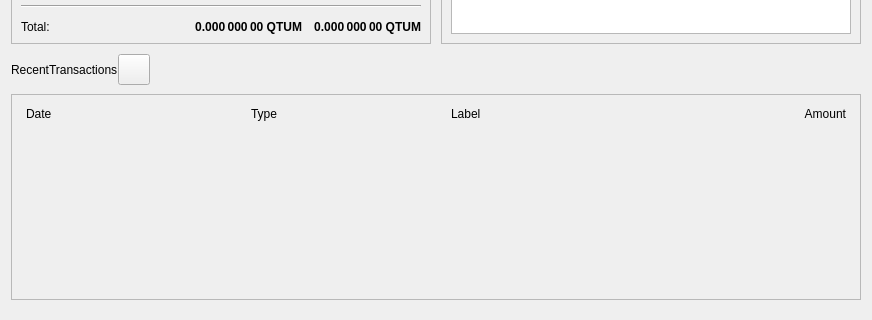
Before: the Qt Designer form src/qt/forms/overviewpage.ui in qtumproject/qtum, drawn with Qt 5; both pictures show x 0 to 872 and y 200 to 520 of the 872 by 520 pixel window.
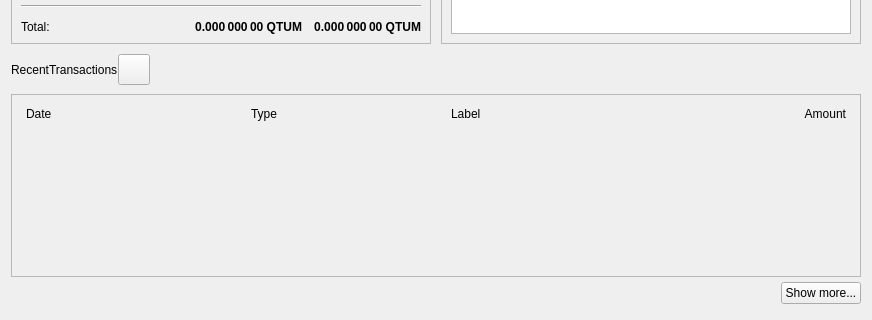
After: the same form once the commit is applied. Icons and pictures are not drawn.

What changed in the file:
```diff
--- a/src/qt/forms/overviewpage.ui
+++ b/src/qt/forms/overviewpage.ui
@@ -697,20 +697,34 @@
       </widget>
      </item>
      <item>
-      <spacer name="verticalSpacer_2">
+      <layout class="QHBoxLayout" name="horizontalLayout">
+       <property name="topMargin">
+        <number>5</number>
+       </property>
+       <property name="bottomMargin">
+        <number>5</number>
+       </property>
+       <item>
+        <spacer name="horizontalSpacer_6">
        <property name="orientation">
-        <enum>Qt::Vertical</enum>
-       </property>
-       <property name="sizeType">
-        <enum>QSizePolicy::Expanding</enum>
+          <enum>Qt::Horizontal</enum>
        </property>
        <property name="sizeHint" stdset="0">
         <size>
-         <width>20</width>
-         <height>40</height>
+           <width>40</width>
+           <height>20</height>
         </size>
        </property>
       </spacer>
+       </item>
+       <item>
+        <widget class="QPushButton" name="showMoreButton">
+         <property name="text">
+          <string>Show more...</string>
+         </property>
+        </widget>
+       </item>
+      </layout>
      </item>
     </layout>
    </item>
```
Left out of the diff: 3 changed lines with no effect on the pictures. Lines whose indentation alone changed are shown as unchanged.
